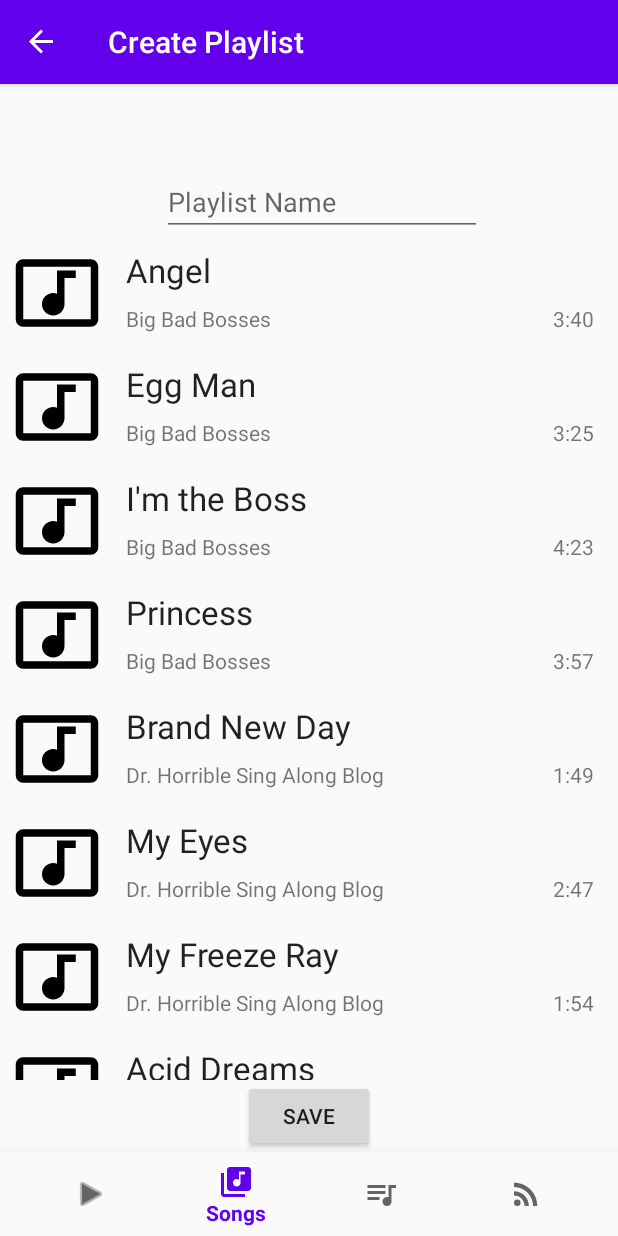
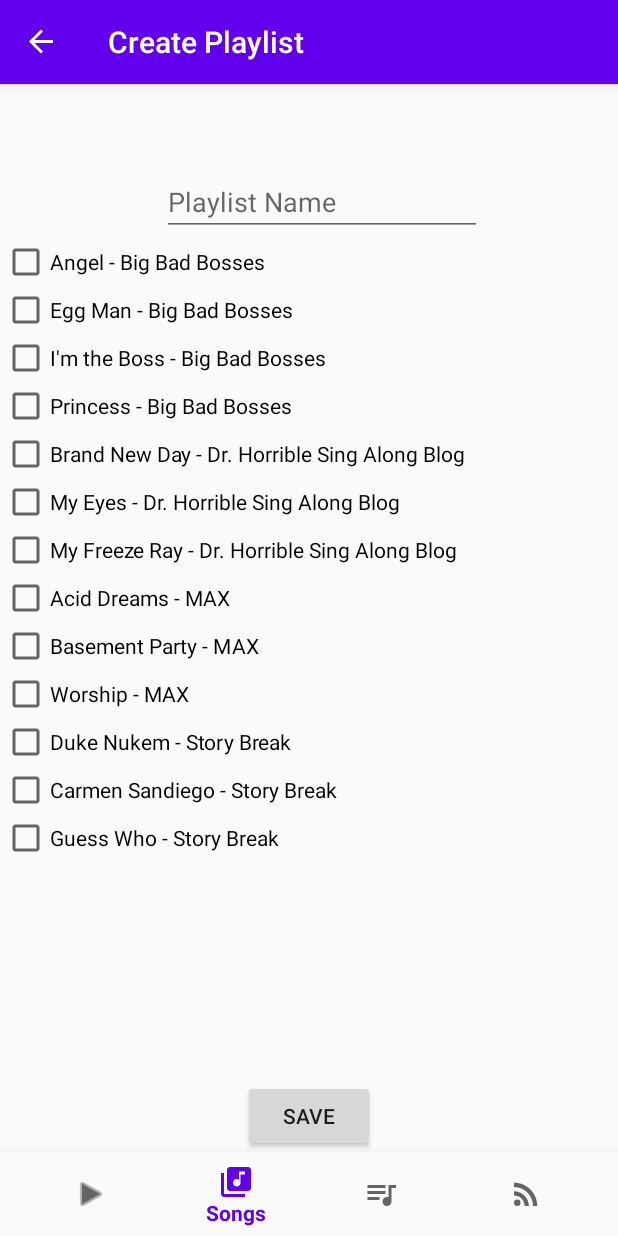
Before and after one commit to JimmyPhas/FinalProject, an Android app: the PlaylistAdd screen opened through its navigation route, on a phone screen of 412 x 824 dp. Run offline under Robolectric (Android 15) with nearby library versions, the phone set to English and light mode, and no system bars; our stand-ins replace Room's generated code, navigation-ui.

Commit message:
all functionalities are working

```diff
--- a/app/src/main/java/com/example/finalproject/ui/playlists/PlaylistAddFragment.kt
+++ b/app/src/main/java/com/example/finalproject/ui/playlists/PlaylistAddFragment.kt
@@ -2,12 +2,16 @@ package com.example.finalproject.ui.playlists
 
 import android.content.Context
 import android.os.Bundle
-import androidx.fragment.app.Fragment
+import android.text.method.ScrollingMovementMethod
+import android.util.Log
 import android.view.LayoutInflater
 import android.view.View
 import android.view.ViewGroup
+import android.widget.CheckBox
 import android.widget.Toast
-import androidx.recyclerview.widget.LinearLayoutManager
+import androidx.fragment.app.Fragment
+import androidx.navigation.Navigation
+import com.example.finalproject.Playlist
 import com.example.finalproject.R
 import com.example.finalproject.Song
 import com.google.gson.Gson
@@ -15,11 +19,15 @@ import com.google.gson.reflect.TypeToken
 import kotlinx.android.synthetic.main.fragment_playlist_add.*
 import kotlinx.android.synthetic.main.fragment_playlist_add.view.*
 
+
 class PlaylistAdd : Fragment() {
 
     private val Media_Player = "MediaPlayer"
     private val AllSongs = mutableListOf<Song>()
+    private val allplaylists = mutableListOf<Playlist>()
+    private val boxes = mutableListOf<CheckBox>()
     private val CreateNewPlaylist = mutableListOf<Song>()
+//    lateinit var adaptor: PlaylistAddRecyclerAdapter
 
     override fun onCreate(savedInstanceState: Bundle?) {
         super.onCreate(savedInstanceState)
@@ -33,9 +41,71 @@ class PlaylistAdd : Fragment() {
         // Inflate the layout for this fragment
         val root = inflater.inflate(R.layout.fragment_playlist_add, container, false)
 
+        val sharedPreferences = this.activity?.getSharedPreferences(Media_Player, Context.MODE_PRIVATE)
+        val editor = sharedPreferences?.edit()
+        val gson = Gson()
+
+
+        val allSongs = sharedPreferences?.getString("AllSongs", "")?:""
+        val allPlaylists = sharedPreferences?.getString("AllPlaylists", "")?:""
+
+        if (allPlaylists.isNotEmpty()) {
+            val sType = object : TypeToken<List<Playlist>>() {}.type
+            val allPlaylist = gson.fromJson<List<Playlist>>(allPlaylists, sType)
+
+            for (P in allPlaylist) {
+                allplaylists.add(P)
+            }
+        }
+
+
+        var counter = 0
+        if (allSongs.isNotEmpty()) {
+            val sType = object : TypeToken<List<Song>>() {}.type
+            val savedSongs = gson.fromJson<List<Song>>(allSongs, sType)
+
+            for (S in savedSongs) {
+                val cb = CheckBox(this.context)
+                cb.text = S.songName + " - " + S.artistName
+                cb.isChecked = false
+                cb.id = counter
+                root.containercheck.addView(cb)
+                boxes.add(cb)
+                AllSongs.add(S)
+                counter++
+            }
+        }
+
+
         root.savebutton.setOnClickListener {
-            val playlistName = nameinput.text
-            Toast.makeText(context, "Long press, clicked $playlistName", Toast.LENGTH_SHORT).show()
+            for (B in boxes) {
+                if (B.isChecked) {
+                    CreateNewPlaylist.add(AllSongs[B.id])
+                }
+            }
+            val title = nameinput.text.toString()
+
+            if (title.isNullOrBlank()) {
+                Toast.makeText(context, "Please enter a playlist title.", Toast.LENGTH_LONG).show()
+            }
+            else if (CreateNewPlaylist.isEmpty()) {
+                Toast.makeText(context, "Please select songs", Toast.LENGTH_LONG).show()
+            }
+            else {
+                val createdPlaylist = Playlist(title, CreateNewPlaylist)
+                allplaylists.add(createdPlaylist)
+
+                val AllPlaylist = gson.toJson(allplaylists)
+
+                if (editor != null) {
+                    editor.putString("AllPlaylists", AllPlaylist)
+                }
+                if (editor != null) {
+                    editor.apply()
+                }
+
+                this.activity?.let { it1 -> Navigation.findNavController(it1, R.id.nav_host_fragment).navigate(R.id.navigation_playlists) }
+            }
         }
 
         return root
@@ -44,31 +114,25 @@ class PlaylistAdd : Fragment() {
     override fun onActivityCreated(savedInstanceState: Bundle?) {
         super.onActivityCreated(savedInstanceState)
 
-        val sharedPreferences = this.activity?.getSharedPreferences(Media_Player, Context.MODE_PRIVATE)
-        val gson = Gson()
+//        val sharedPreferences = this.activity?.getSharedPreferences(Media_Player, Context.MODE_PRIVATE)
+//        val gson = Gson()
+//
+//        val allSongs = sharedPreferences?.getString("AllSongs", "")?:""
+//        val createPlaylist = sharedPreferences?.getString("newPlaylist", "")?:""
+//
+//        if (allSongs.isNotEmpty()) {
+//            val sType = object : TypeToken<List<Song>>() {}.type
+//            val savedSongs = gson.fromJson<List<Song>>(allSongs, sType)
+//
+//            for (S in savedSongs) {
+//                AllSongs.add(S)
+//            }
+//        }
 
-        val allSongs = sharedPreferences?.getString("AllSongs", "")?:""
-        val createPlaylist = sharedPreferences?.getString("newPlaylist", "")?:""
 
-        if (allSongs.isNotEmpty()) {
-            val sType = object : TypeToken<List<Song>>() {}.type
-            val savedSongs = gson.fromJson<List<Song>>(allSongs, sType)
 
-            for (S in savedSongs) {
-                AllSongs.add(S)
-            }
-        }
-        if (createPlaylist.isNotEmpty()) {
-            val sType = object : TypeToken<List<Song>>() {}.type
-            val addPlaylist = gson.fromJson<List<Song>>(createPlaylist, sType)
-
-            for (S in addPlaylist) {
-                CreateNewPlaylist.add(S)
-            }
-        }
-
-        ALLSONGS.adapter = PlaylistAddRecyclerAdapter(AllSongs as ArrayList<Song>, this.activity)
-        ALLSONGS.layoutManager = LinearLayoutManager(this.context)
+//        ALLSONGS.adapter = PlaylistAddRecyclerAdapter(AllSongs as ArrayList<Song>, this.activity)
+//        ALLSONGS.layoutManager = LinearLayoutManager(this.context)
     }
 
 }
--- a/app/src/main/java/com/example/finalproject/ui/songs/SongsFragment.kt
+++ b/app/src/main/java/com/example/finalproject/ui/songs/SongsFragment.kt
@@ -36,8 +36,8 @@ class SongsFragment : Fragment() {
         super.onActivityCreated(savedInstanceState)
 
         val sharedPreferences = this.activity?.getSharedPreferences(Media_Player, Context.MODE_PRIVATE)
+        val editor = sharedPreferences?.edit()
         val gson = Gson()
-        val editor = sharedPreferences?.edit()
 
         val allSongs = sharedPreferences?.getString("AllSongs", "") ?: ""
 
--- a/app/src/main/res/layout/fragment_playlist_add.xml
+++ b/app/src/main/res/layout/fragment_playlist_add.xml
@@ -27,15 +27,26 @@ tools:context=".ui.playlists.PlaylistAdd">
         app:layout_constraintStart_toStartOf="parent"
         app:layout_constraintTop_toTopOf="parent" />
 
-    <androidx.recyclerview.widget.RecyclerView
-        android:id="@+id/ALLSONGS"
+    <ScrollView
         android:layout_width="0dp"
         android:layout_height="0dp"
+        android:layout_marginStart="1dp"
+        android:layout_marginLeft="1dp"
+        android:layout_marginTop="1dp"
+        android:layout_marginEnd="1dp"
+        android:layout_marginRight="1dp"
+        android:layout_marginBottom="1dp"
         app:layout_constraintBottom_toTopOf="@+id/savebutton"
         app:layout_constraintEnd_toEndOf="parent"
-        app:layout_constraintHorizontal_bias="1.0"
         app:layout_constraintStart_toStartOf="parent"
-        app:layout_constraintTop_toBottomOf="@+id/nameinput"
-        tools:listitem="@layout/row_song" />
+        app:layout_constraintTop_toBottomOf="@+id/nameinput">
+
+        <LinearLayout
+            android:id="@+id/containercheck"
+            android:layout_width="match_parent"
+            android:layout_height="wrap_content"
+            android:orientation="vertical" />
+    </ScrollView>
+
 
 </androidx.constraintlayout.widget.ConstraintLayout>
```
Also changed, not shown: app/src/main/java/com/example/finalproject/ui/playlists/PlaylistAddRecyclerAdapter.kt (+17 -13 lines).
